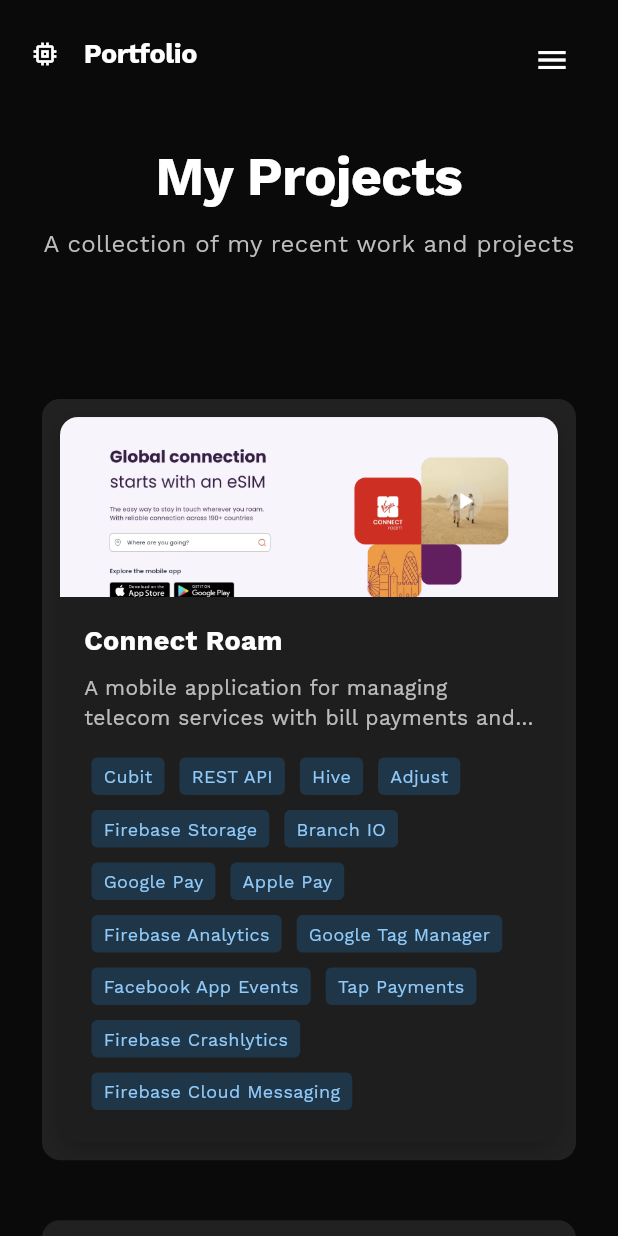
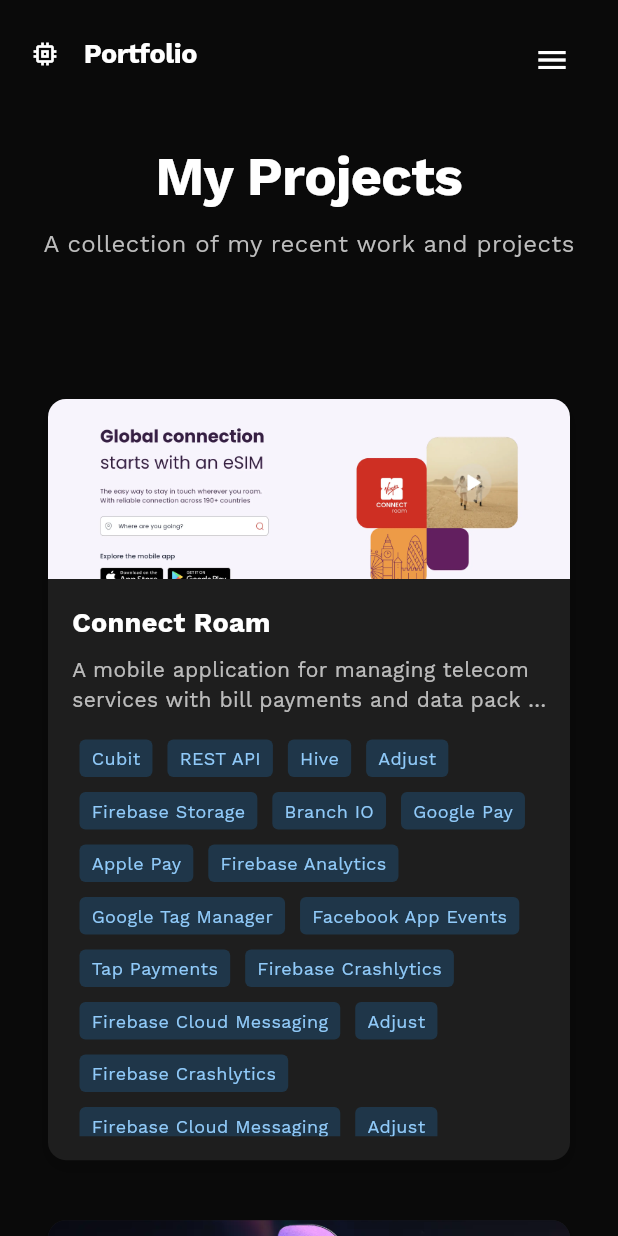
Before and after one commit to rai-ms/rx_project, a Flutter app: the ProjectsPage screen opened by its route, on a phone screen of 412 x 824 dp. Run offline on Flutter 3.47's test engine with Material 3 defaults, Android fonts, the light colour scheme and no system bars; our stand-ins replace bot_toast, cached_network_image, cloud_firestore, dartz, device_info_plus, dio and 17 more; missing offline and left inert: image_picker_for_web, network_logger, pdfx; accounts and stored records are empty; statements that could not run were skipped.

Commit message:
Remove HoverCard wrapper from project cards and update project technologies list

```diff
--- a/lib/features/projects/presentation/pages/projects_page.dart
+++ b/lib/features/projects/presentation/pages/projects_page.dart
@@ -49,13 +49,11 @@
             delegate: SliverChildBuilderDelegate(
               (context, index) {
                 final project = _projects[index];
-                return HoverCard(
-                  child: ProjectCard(
-                    project: project,
-                    onTap: () {
-                      // Handle project tap
-                    },
-                  ),
+                return ProjectCard(
+                  project: project,
+                  onTap: () {
+                    // Handle project tap
+                  },
                 );
               },
               childCount: _projects.length,
@@ -78,7 +76,8 @@
         'Cubit', 'REST API', 'Hive', 'Adjust', 'Firebase Storage',
         'Branch IO', 'Google Pay', 'Apple Pay', 'Firebase Analytics',
         'Google Tag Manager', 'Facebook App Events' , 'Tap Payments',
-        'Firebase Crashlytics', 'Firebase Cloud Messaging',
+        'Firebase Crashlytics', 'Firebase Cloud Messaging', 'Adjust',
+        'Firebase Crashlytics', 'Firebase Cloud Messaging', 'Adjust',
       ],
       features: [
         'Bill payments',
```
